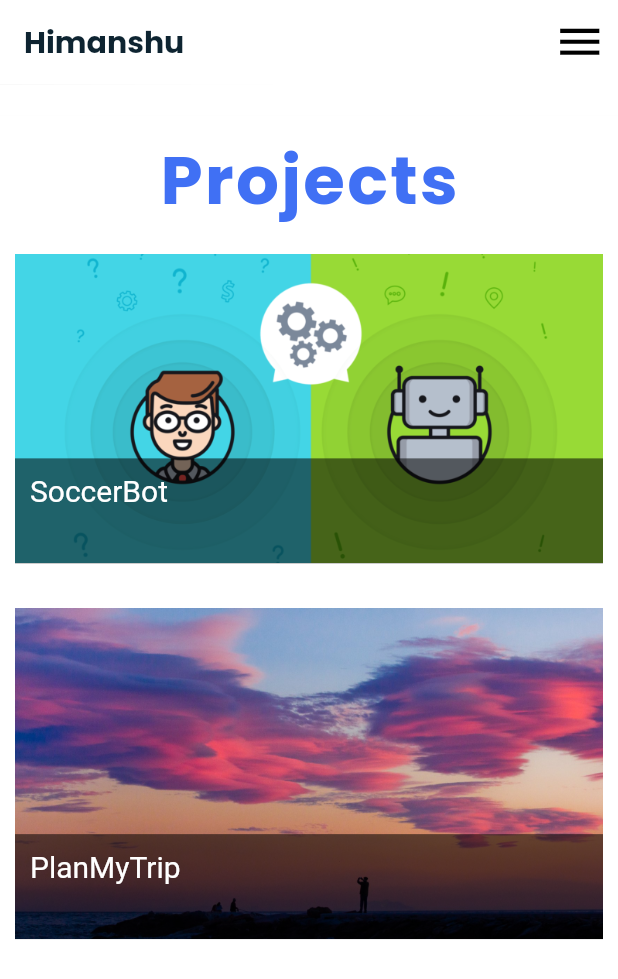
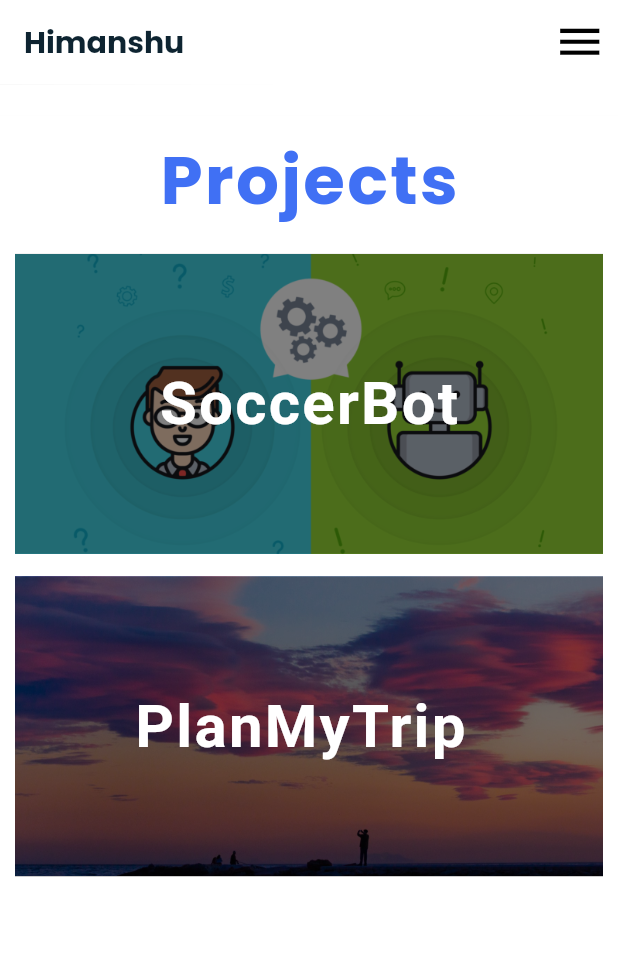
Before and after one commit to himanshumalasi30430/portfolio, a Flutter app: the screen it shows after launch, scrolled down 2880 dp, on a phone screen of 412 x 824 dp. Shown: the top 979 px of the screen. Run offline on Flutter 3.47's test engine with Material 2 defaults, Android fonts, the phone set to English and light mode, and no system bars; our stand-ins replace percent_indicator.

Commit message:
Second commit changes made in various files

```diff
--- a/lib/screens/projects.dart
+++ b/lib/screens/projects.dart
@@ -1,7 +1,17 @@
 import 'package:flutter/material.dart';
 import '../shared/header.dart';
+import 'package:url_launcher/url_launcher.dart';
 
 class Project extends StatelessWidget {
+
+  _launchURL(url) async {
+    if (await canLaunch(url)) {
+      await launch(url);
+    } else {
+      throw 'Could not launch $url';
+    }
+  }
+
   @override
   Widget build(BuildContext context) {
     return Container(
@@ -10,6 +20,7 @@ class Project extends StatelessWidget {
         color: Colors.white,
         height: double.maxFinite,
         child: Column(
+//          crossAxisAlignment: CrossAxisAlignment.stretch,
           children: [
             Text(
               'Projects',
@@ -18,60 +29,87 @@ class Project extends StatelessWidget {
             SizedBox(
               height: 15,
             ),
-            Container(
-              child: Column(children: [
-                Stack(
+            GestureDetector(
+              onTap: (){
+                _launchURL('https://github.com/himanshumalasi/soccerbot');
+              },
+              child:Container(
+                width: double.infinity,
+                child: Stack(
                   fit: StackFit.loose,
-                  alignment: AlignmentDirectional.bottomStart,
+                  // alignment: AlignmentDirectional.bottomStart,
                   children: [
                     Image.asset(
                       'assets/images/chatbot.png',
                       fit: BoxFit.cover,
+                      height: 200,
+                      width: double.infinity,
+                      // color: Color.fromRGBO(0, 0, 0, 0.2),
                     ),
                     Container(
-                        height: 70,
+                        height: 200,
                         padding: EdgeInsets.all(10),
-                        color: Colors.black54,
-                        width: double.maxFinite,
+                        color: Color.fromRGBO(0, 0, 0, 0.5),
+                        width: double.infinity,
+                        child: Center(
                           child: Text(
                             'SoccerBot',
                             style: TextStyle(
                               color: Colors.white,
-                            fontSize: 20,
+                              fontSize: 40,
+                              fontWeight: FontWeight.bold,
+                              letterSpacing: 1.5,
                               fontFamily: 'Roboto',
                               // fontWeight: FontWeight.bold,
                             ),
+                          ),
                         )
                     ),
+
                   ],
                 ),
-              ]),
               ),
+            ),
+
             SizedBox(
-              height: 30,
+              height: 15,
+            ),
+            GestureDetector(
+              onTap: (){
+                _launchURL('https://github.com/mukulvashisht1026/PlanMyTrip');
+              },
+              child: Container(
+                width: double.infinity,
+                child: Stack(
+                  fit: StackFit.loose,
+                  // alignment: AlignmentDirectional.bottomStart,
+                  children: [
+                    Image.asset(
+                      'assets/images/trip.jpg',
+                      fit: BoxFit.cover,
+                      height: 200,
+                      width: double.infinity,
                     ),
                     Container(
-              child: Stack(
-                alignment: AlignmentDirectional.bottomStart,
-                children: [
-                  Image.asset('assets/images/trip.jpg'),
-                  Container(
-                      height: 70,
+                        height: 200,
                         padding: EdgeInsets.all(10),
-                      color: Colors.black54,
-                      width: double.maxFinite,
+                        color: Color.fromRGBO(0, 0, 0, 0.5),
+                        width: double.infinity,
+                        child: Center(
                           child: Text('PlanMyTrip ',
                               style: TextStyle(
-                            fontSize: 20,
+                                fontSize: 40,
+                                fontWeight: FontWeight.bold,
+                                letterSpacing: 1.5,
                                 color: Colors.white,
                                 fontFamily: 'Roboto',
                                 //fontWeight: FontWeight.bold,
-                          )
-                      )
-                  ),
+                              )),
+                        )),
                   ],
                 ),
               ),
+            )
           ],
         ));
   }
--- a/lib/screens/skills.dart
+++ b/lib/screens/skills.dart
@@ -15,10 +15,10 @@ class _SkillsState extends State<Skills> {
     0.9,
     0.8,
     0.7,
+    0.8,
+    0.7,
+    0.7,
     0.6,
-    0.7,
-    0.8,
-    0.9,
   ];
 
   List<String> img = [
@@ -78,13 +78,13 @@ class _SkillsState extends State<Skills> {
               SizedBox(
                 height: 20,
               ),
-              Text(
-                'Lorem ipsum dolor sit, amet consectetur adipisicing elit. Velit optio id vero amet, alias architecto consecteturerror eum eaque sit.',
-                style: TextStyle(
-                    fontSize: 20.0,
-                    fontFamily: 'Roboto'
-                ),
-              ),
+//              Text(
+//                'Lorem ipsum dolor sit, amet consectetur adipisicing elit. Velit optio id vero amet, alias architecto consecteturerror eum eaque sit.',
+//                style: TextStyle(
+//                    fontSize: 20.0,
+//                    fontFamily: 'Roboto'
+//                ),
+//              ),
               ..._skillWidgetCreator(),
             ],
           ),
```
Also changed, not shown: lib/screens/about.dart (+3 -5 lines), lib/screens/contact.dart (+39 -56 lines), lib/screens/home.dart (+11 -6 lines), assets/images/about.jpg (deleted), assets/images/himanshu.png (added), assets/images/himanshu_about.jpg (added), assets/images/perfil.jpg (deleted), 1 other file. Lines whose indentation alone changed are shown as unchanged.
